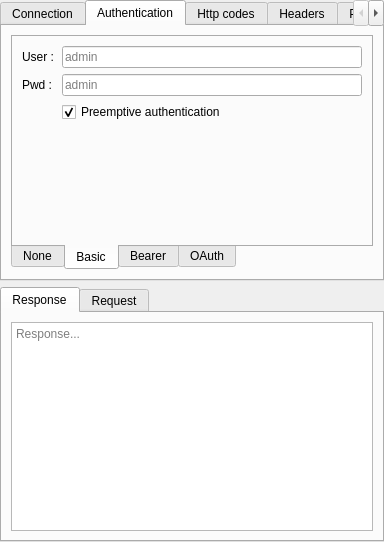
Qt form RequestFlowApp/CoreView/ui/EndpointNodeUi.ui (fatehmtd/RequestFlow) before a commit.
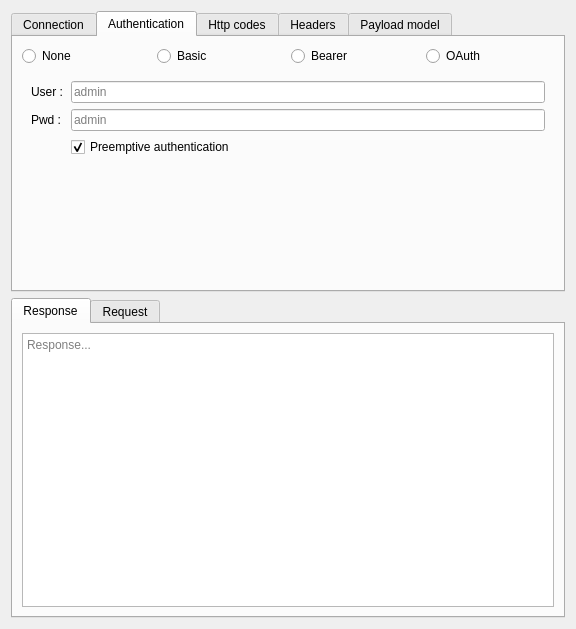
The same form after that commit. The open tabs and pages were chosen to show the change.

Commit message: Better EndpointNode widget presenation / authentication

```diff
--- a/RequestFlowApp/CoreView/ui/EndpointNodeUi.ui
+++ b/RequestFlowApp/CoreView/ui/EndpointNodeUi.ui
@@ -6,8 +6,8 @@
    <rect>
     <x>0</x>
     <y>0</y>
-    <width>384</width>
-    <height>542</height>
+    <width>576</width>
+    <height>629</height>
    </rect>
   </property>
   <property name="sizePolicy">
@@ -25,19 +25,7 @@
   <property name="windowTitle">
    <string>EndpointNode</string>
   </property>
-  <layout class="QGridLayout" name="gridLayout_6">
-   <property name="leftMargin">
-    <number>0</number>
-   </property>
-   <property name="topMargin">
-    <number>0</number>
-   </property>
-   <property name="rightMargin">
-    <number>0</number>
-   </property>
-   <property name="bottomMargin">
-    <number>0</number>
-   </property>
+  <layout class="QGridLayout" name="gridLayout_3">
    <item row="0" column="0">
     <widget class="QTabWidget" name="tabWidget_properties">
      <property name="sizePolicy">
@@ -265,20 +253,58 @@
       <attribute name="title">
        <string>Authentication</string>
       </attribute>
-      <layout class="QGridLayout" name="gridLayout_11">
+      <layout class="QGridLayout" name="gridLayout_2">
        <item row="0" column="0">
-        <widget class="QTabWidget" name="tabWidget_authentication">
-         <property name="tabPosition">
-          <enum>QTabWidget::South</enum>
-         </property>
+        <layout class="QHBoxLayout" name="horizontalLayout">
+         <item>
+          <widget class="QRadioButton" name="radioButton_noAuth">
+           <property name="text">
+            <string>None</string>
+           </property>
+           <attribute name="buttonGroup">
+            <string notr="true">buttonGroup_auth</string>
+           </attribute>
+          </widget>
+         </item>
+         <item>
+          <widget class="QRadioButton" name="radioButton_basicAuth">
+           <property name="text">
+            <string>Basic</string>
+           </property>
+           <attribute name="buttonGroup">
+            <string notr="true">buttonGroup_auth</string>
+           </attribute>
+          </widget>
+         </item>
+         <item>
+          <widget class="QRadioButton" name="radioButton_bearerAuth">
+           <property name="text">
+            <string>Bearer</string>
+           </property>
+           <attribute name="buttonGroup">
+            <string notr="true">buttonGroup_auth</string>
+           </attribute>
+          </widget>
+         </item>
+         <item>
+          <widget class="QRadioButton" name="radioButton_oAuth">
+           <property name="text">
+            <string>OAuth</string>
+           </property>
+           <attribute name="buttonGroup">
+            <string notr="true">buttonGroup_auth</string>
+           </attribute>
+          </widget>
+         </item>
+        </layout>
+       </item>
+       <item row="1" column="0">
+        <widget class="QStackedWidget" name="stackedWidget">
          <property name="currentIndex">
           <number>0</number>
          </property>
-         <widget class="QWidget" name="tab_4">
-          <attribute name="title">
-           <string>None</string>
-          </attribute>
-          <layout class="QGridLayout" name="gridLayout_10">
+         <widget class="QWidget" name="page_noAuth">
+          <layout class="QGridLayout" name="gridLayout_5">
            <item row="0" column="0">
             <widget class="QLabel" name="label_4">
              <property name="text">
@@ -291,15 +317,12 @@
            </item>
           </layout>
          </widget>
-         <widget class="QWidget" name="tab_5">
-          <attribute name="title">
-           <string>Basic</string>
-          </attribute>
-          <layout class="QGridLayout" name="gridLayout_3">
+         <widget class="QWidget" name="page_basicAuth">
+          <layout class="QGridLayout" name="gridLayout_19">
            <item row="0" column="0">
-            <layout class="QGridLayout" name="gridLayout_2">
+            <layout class="QGridLayout" name="gridLayout_18">
              <item row="0" column="0">
-              <widget class="QLabel" name="label_5">
+              <widget class="QLabel" name="label_15">
                <property name="text">
                 <string>User :</string>
                </property>
@@ -313,7 +336,7 @@
               </widget>
              </item>
              <item row="1" column="0">
-              <widget class="QLabel" name="label_6">
+              <widget class="QLabel" name="label_16">
                <property name="text">
                 <string>Pwd : </string>
                </property>
@@ -345,25 +368,22 @@
             </layout>
            </item>
            <item row="1" column="0">
-            <spacer name="verticalSpacer_3">
+            <spacer name="verticalSpacer_5">
              <property name="orientation">
               <enum>Qt::Vertical</enum>
              </property>
              <property name="sizeHint" stdset="0">
               <size>
                <width>20</width>
-               <height>41</height>
+               <height>103</height>
               </size>
              </property>
             </spacer>
            </item>
           </layout>
          </widget>
-         <widget class="QWidget" name="tab_6">
-          <attribute name="title">
-           <string>Bearer</string>
-          </attribute>
-          <layout class="QGridLayout" name="gridLayout_9">
+         <widget class="QWidget" name="page_bearerAuth">
+          <layout class="QGridLayout" name="gridLayout_22">
            <item row="0" column="0">
             <layout class="QGridLayout" name="gridLayout_8">
              <item row="0" column="0">
@@ -397,11 +417,8 @@
            </item>
           </layout>
          </widget>
-         <widget class="QWidget" name="tab_7">
-          <attribute name="title">
-           <string>OAuth</string>
-          </attribute>
-          <layout class="QGridLayout" name="gridLayout_12">
+         <widget class="QWidget" name="page_OAuth">
+          <layout class="QGridLayout" name="gridLayout_21">
            <item row="0" column="0">
             <widget class="QLabel" name="label_9">
              <property name="text">
```
Left out of the diff: 24 changed lines with no effect on the pictures. The commit also changes 9 other files.
